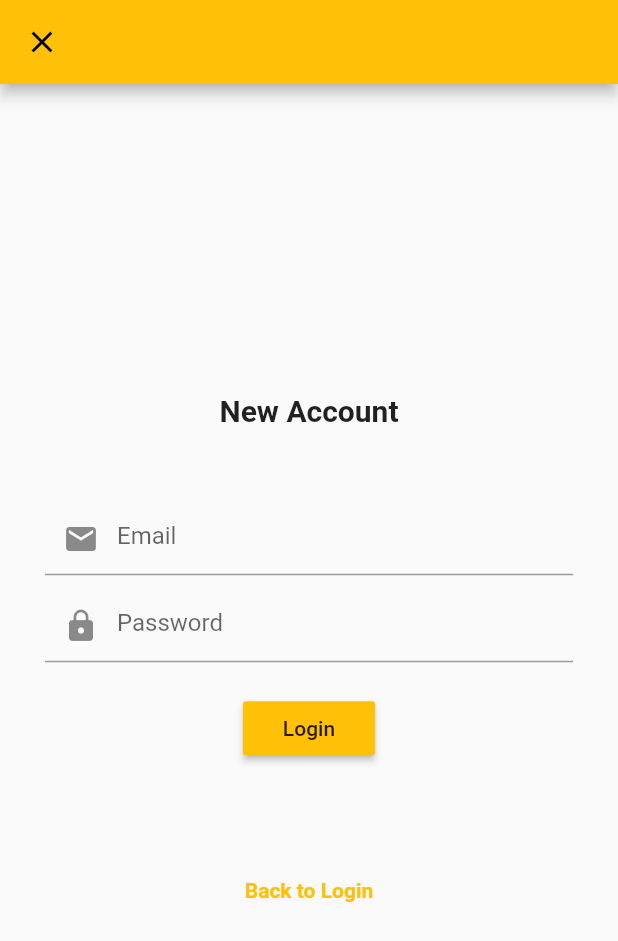
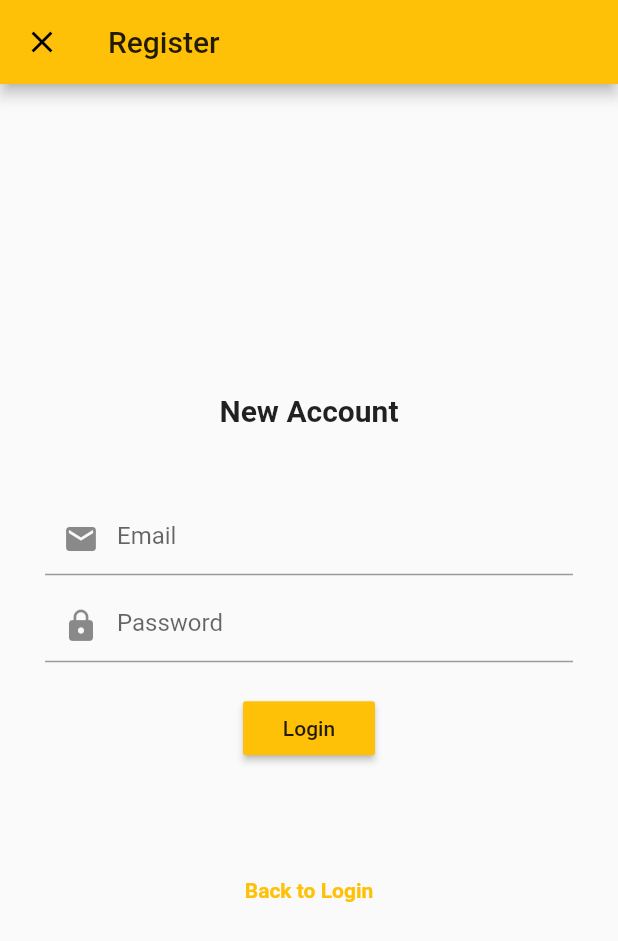
Before and after one commit to SoadB/demo_firebase, a Flutter app: the RegisterPage screen opened by its route, on a phone screen of 412 x 824 dp. Shown: the top 941 px of the screen. Run offline on Flutter 3.47's test engine with Material 2 defaults, Android fonts, the light colour scheme and no system bars.

Commit message:
update register page

```diff
--- a/lib/pages/register.dart
+++ b/lib/pages/register.dart
@@ -1,5 +1,7 @@
 import 'package:flutter/material.dart';
+
 class RegisterPage extends StatefulWidget {
+  const RegisterPage();
   @override
   _RegisterPageState createState() => _RegisterPageState();
 }
@@ -8,50 +10,47 @@ class _RegisterPageState extends State<RegisterPage> {
   @override
   Widget build(BuildContext context) {
     return Scaffold(
-      appBar: AppBar(),
+      appBar: AppBar(
+        title: const Text('Register'),
+      ),
       body: Container(
         margin: const EdgeInsets.symmetric(horizontal: 30),
         child: Column(
           mainAxisAlignment: MainAxisAlignment.center,
           children: <Widget>[
-            Text(
+            const Text(
               'New Account',
               style: TextStyle(
                 fontSize: 20,
                 fontWeight: FontWeight.bold,
               ),
             ),
-            SizedBox(height: 50),
-            TextField(
+            const SizedBox(height: 50),
+            const TextField(
               decoration: InputDecoration(
-                  hintText: 'Email',
-                  prefixIcon: Icon(Icons.email)
-              ),
+                  hintText: 'Email', prefixIcon: Icon(Icons.email)),
             ),
-            SizedBox(height: 10),
-            TextField(
+            const SizedBox(height: 10),
+            const TextField(
               decoration: InputDecoration(
-                  hintText: 'Password',
-                  prefixIcon: Icon(Icons.lock)
-              ),
+                  hintText: 'Password', prefixIcon: Icon(Icons.lock)),
             ),
-            SizedBox(height: 20),
+            const SizedBox(height: 20),
             RaisedButton(
               child: Text('Login'),
               color: Theme.of(context).primaryColor,
               onPressed: () {},
             ),
-            SizedBox(height: 60),
+            const SizedBox(height: 60),
             FlatButton(
               child: Text(
                 'Back to Login',
                 style: TextStyle(
                     color: Theme.of(context).primaryColor,
-                    fontWeight: FontWeight.bold
-                ),
+                    fontWeight: FontWeight.bold),
               ),
               highlightColor: Colors.amber[100],
-              splashColor:Colors.amber[50] ,
+              splashColor: Colors.amber[50],
               onPressed: () {
                 Navigator.of(context).pushNamed('/login');
               },
@@ -59,7 +58,6 @@ class _RegisterPageState extends State<RegisterPage> {
           ],
         ),
       ),
-
     );
   }
 }
```
